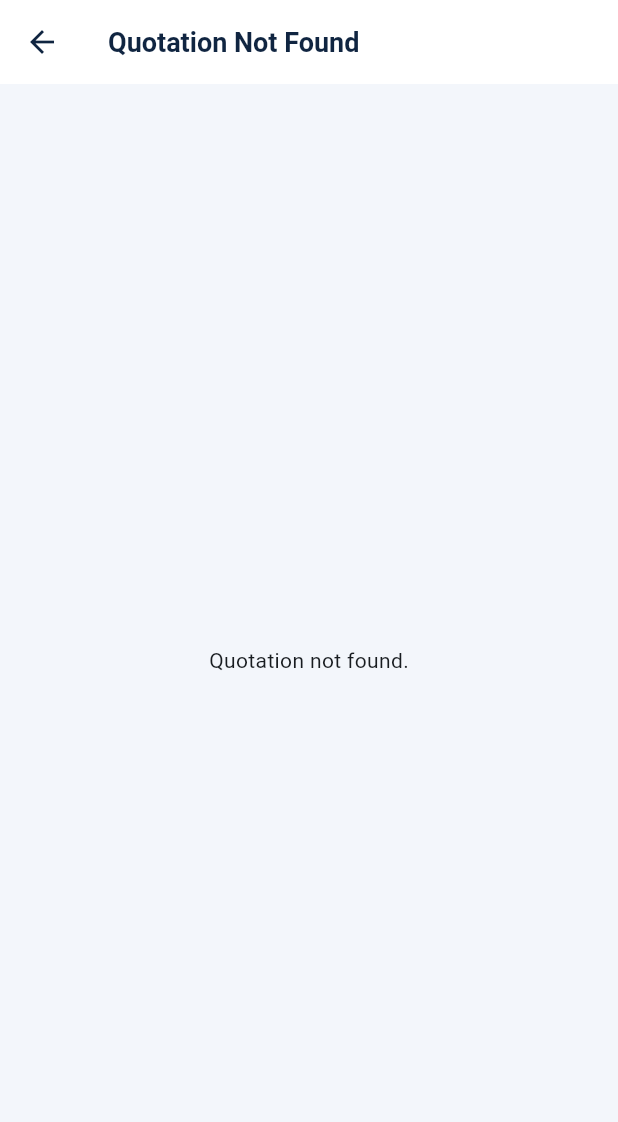
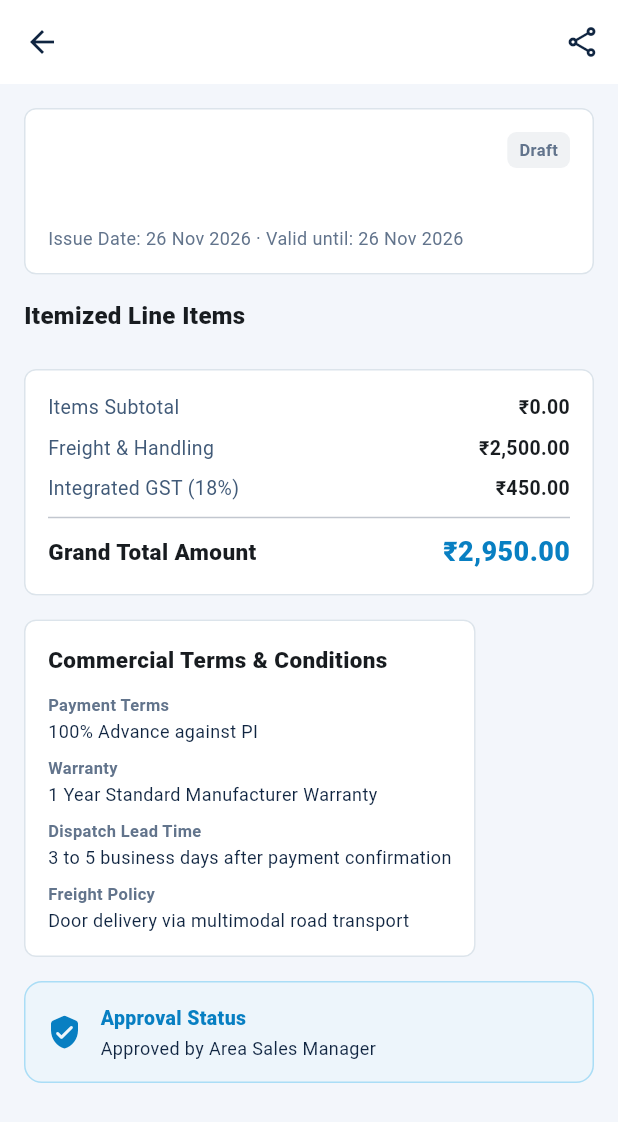
Before and after one commit to Pateldhrumil26/aec-app, a Flutter app: the QuotationDetailScreen screen opened directly with empty values, on a phone screen of 412 x 824 dp. Shown: the top 1122 px of the screen. Run offline on Flutter 3.47's test engine with Material 3 defaults, Android fonts, the phone set to English and light mode, and no system bars.

Commit message:
fix: align LeadDetailScreen, LeadFormScreen, and QuotationDetailScreen constructor arguments

```diff
--- a/lib/features/leads/lead_detail_screen.dart
+++ b/lib/features/leads/lead_detail_screen.dart
@@ -10,9 +10,13 @@ import '../visits/visit_form_screen.dart';
 import '../moms/moms_screen.dart';
 
 class LeadDetailScreen extends StatelessWidget {
-  final String leadId;
+  final String? leadId;
+  final LeadModel? lead;
 
-  const LeadDetailScreen({super.key, required this.leadId});
+  const LeadDetailScreen({super.key, this.leadId, this.lead})
+      : assert(leadId != null || lead != null, 'Either leadId or lead must be provided');
+
+  String get effectiveLeadId => leadId ?? lead!.id;
 
   static const List<String> pipelineSteps = [
     'Connect',
@@ -26,16 +30,16 @@ class LeadDetailScreen extends StatelessWidget {
   @override
   Widget build(BuildContext context) {
     final provider = context.watch<AEConnectProvider>();
-    final matches = provider.leads.where((l) => l.id == leadId);
+    final matches = provider.leads.where((l) => l.id == effectiveLeadId);
 
-    if (matches.isEmpty) {
+    if (matches.isEmpty && lead == null) {
       return Scaffold(
         appBar: AppBar(title: const Text('Lead Not Found')),
         body: const Center(child: Text('This lead was not found.')),
       );
     }
 
-    final lead = matches.first;
+    final lead = matches.isNotEmpty ? matches.first : this.lead!;
 
     return Scaffold(
       appBar: AppBar(
@@ -47,7 +51,7 @@ class LeadDetailScreen extends StatelessWidget {
             onPressed: () {
               Navigator.push(
                 context,
-                MaterialPageRoute(builder: (_) => const LeadFormScreen()),
+                MaterialPageRoute(builder: (_) => LeadFormScreen(lead: lead)),
               );
             },
           ),
--- a/lib/features/leads/leads_screen.dart
+++ b/lib/features/leads/leads_screen.dart
@@ -265,7 +265,7 @@ class _LeadsScreenState extends State<LeadsScreen> {
       onTap: () {
         Navigator.push(
           context,
-          MaterialPageRoute(builder: (_) => LeadDetailScreen(lead: lead)),
+          MaterialPageRoute(builder: (_) => LeadDetailScreen(leadId: lead.id, lead: lead)),
         );
       },
       borderRadius: BorderRadius.circular(10),
--- a/lib/features/quotations/quotation_detail_screen.dart
+++ b/lib/features/quotations/quotation_detail_screen.dart
@@ -8,9 +8,11 @@ import '../../providers/aeconnect_provider.dart';
 import '../../components/status_pill.dart';
 
 class QuotationDetailScreen extends StatefulWidget {
-  final String quoteId;
+  final String? quoteId;
+  final QuotationModel? quotation;
 
-  const QuotationDetailScreen({super.key, required this.quoteId});
+  const QuotationDetailScreen({super.key, this.quoteId, this.quotation})
+      : assert(quoteId != null || quotation != null, 'Either quoteId or quotation must be provided');
 
   @override
   State<QuotationDetailScreen> createState() => _QuotationDetailScreenState();
@@ -18,6 +20,8 @@ class QuotationDetailScreen extends StatefulWidget {
 
 class _QuotationDetailScreenState extends State<QuotationDetailScreen> {
   final _reviewFeedbackController = TextEditingController(text: 'Pricing verified against minimum gross margin. Approved.');
+
+  String get effectiveQuoteId => widget.quoteId ?? widget.quotation!.id;
 
   @override
   void dispose() {
@@ -29,16 +33,16 @@ class _QuotationDetailScreenState extends State<QuotationDetailScreen> {
   Widget build(BuildContext context) {
     final provider = context.watch<AEConnectProvider>();
     final isManager = provider.currentRole == UserRole.manager;
-    final matches = provider.quotations.where((q) => q.id == widget.quoteId);
+    final matches = provider.quotations.where((q) => q.id == effectiveQuoteId);
 
-    if (matches.isEmpty) {
+    if (matches.isEmpty && widget.quotation == null) {
       return Scaffold(
         appBar: AppBar(title: const Text('Quotation Not Found')),
         body: const Center(child: Text('Quotation not found.')),
       );
     }
 
-    final quote = matches.first;
+    final quote = matches.isNotEmpty ? matches.first : widget.quotation!;
     final isUnderReview = quote.status == QuotationStatus.underReview;
 
     return Scaffold(
--- a/lib/features/visits/visit_summary_screen.dart
+++ b/lib/features/visits/visit_summary_screen.dart
@@ -285,7 +285,10 @@ class _VisitSummaryScreenState extends State<VisitSummaryScreen> {
                                         Navigator.push(
                                           context,
                                           MaterialPageRoute(
-                                            builder: (_) => LeadDetailScreen(lead: leadMatches.first),
+                                            builder: (_) => LeadDetailScreen(
+                                              leadId: leadMatches.first.id,
+                                              lead: leadMatches.first,
+                                            ),
                                           ),
                                         );
                                       } else {
```
Also changed, not shown: lib/features/customers/customer_detail_screen.dart (+10 -2 lines), lib/features/leads/lead_form_screen.dart (+23 -1 lines).
